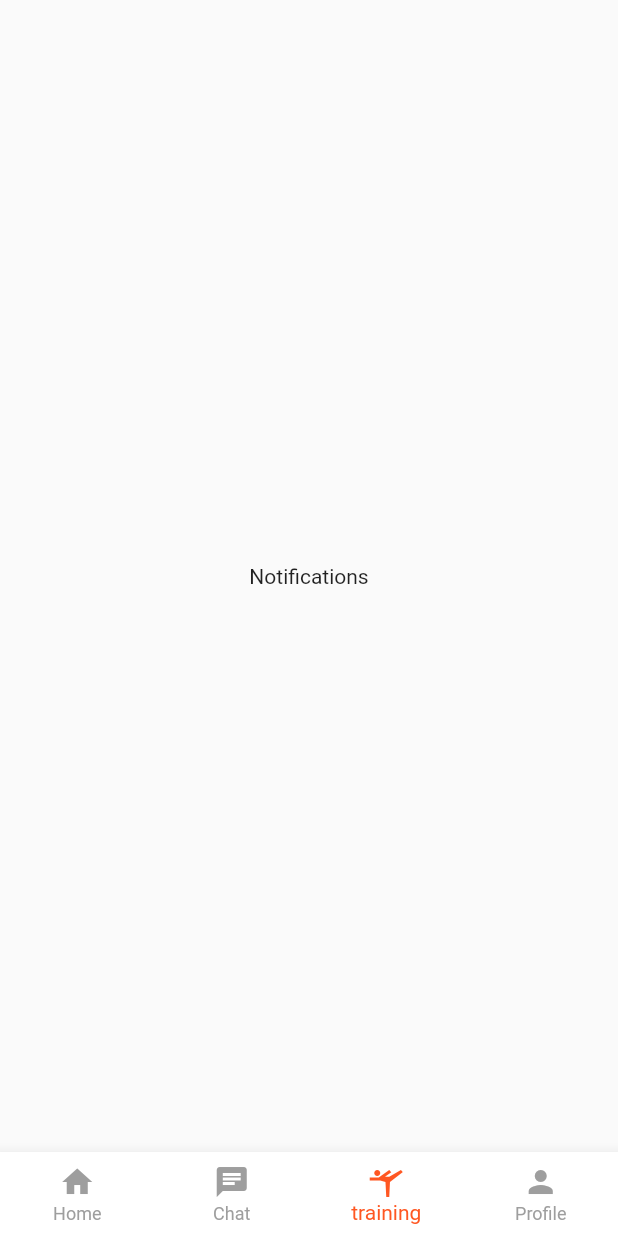
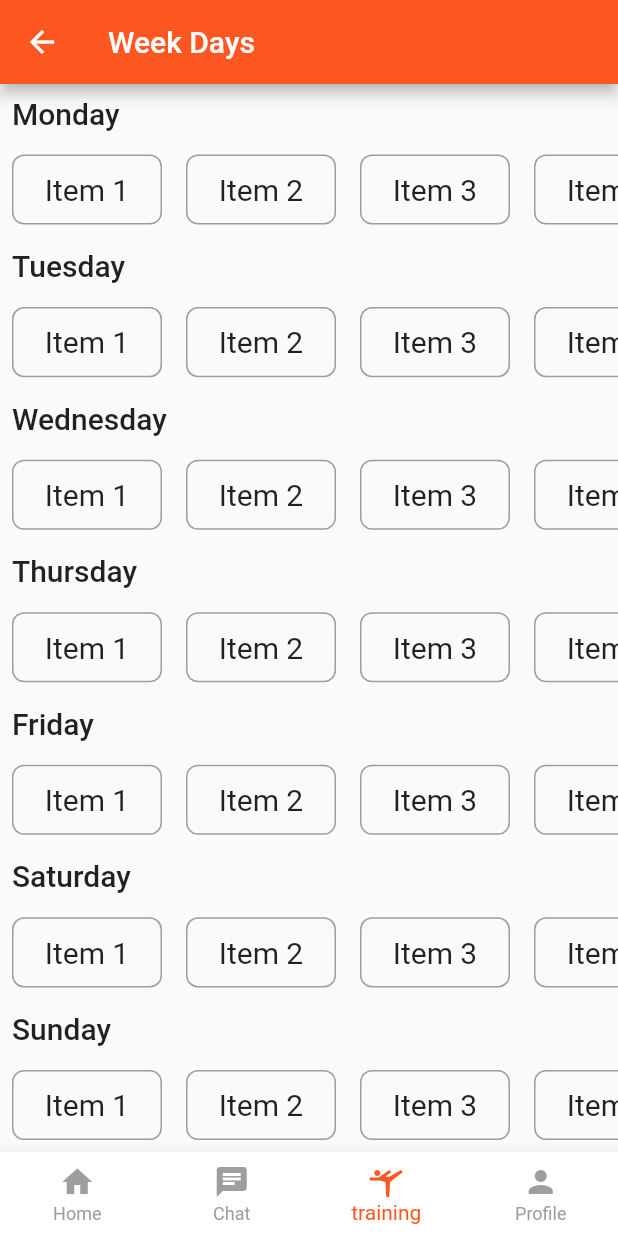
Before and after one commit to osama200949/gym_coach_frontend, a Flutter app: the CoachHomeScreen screen opened by its route, item 3 of the bottom bar chosen, on a phone screen of 412 x 824 dp. Run offline on Flutter 3.47's test engine with Material 2 defaults, Android fonts, the phone set to English and light mode, and no system bars; our stand-ins replace dio, file_picker, font_awesome_flutter; missing offline and left inert: gender_picker; network calls fail.

Commit message:
training UI

```diff
--- a/lib/main.dart
+++ b/lib/main.dart
@@ -42,7 +42,7 @@ class MyApp extends StatelessWidget {
       routes: {
         // When navigating to the "/" route, build the FirstScreen widget.
         '/login': (context) => LoginScreen(),
-        '/chat': (context) => ChatPage(),
+        '/chat': (context) => StreamDataWidget(firstParam: '2',secondParam: '3',),
         // '/test': (context) => DropdownButtonApp(),
         // When navigating to the "/second" route, build the SecondScreen widget.
         // '/home': (context) => const MyHomePage(
--- /dev/null
+++ b/lib/models/training.dart
@@ -0,0 +1,32 @@
+import 'package:flutter/material.dart';
+
+class Training {
+  int id;
+  String title;
+  String description;
+  String ?video;
+  bool isCompleted;
+  int coachId;
+  int customerId;
+
+  Training(
+      {this.id = 0,
+      required this.title,
+      required this.description,
+      required this.video,
+      required this.isCompleted,
+      required this.coachId,
+      required this.customerId,
+      });
+
+//   Training.fromJson(Map<String, dynamic> json)
+//       : this(
+//           id: json['id'],
+//           title: json['title'],
+//           description: json['description'],
+//           image: json['image'],
+//         );
+
+//   Map<String, dynamic> toJson() =>
+//       {'id': id, 'title': title, 'description': description, 'image': image};
+// }
--- a/lib/screen/coach_home.dart
+++ b/lib/screen/coach_home.dart
@@ -2,6 +2,7 @@ import 'package:flutter/material.dart';
 import 'package:flutter/src/foundation/key.dart';
 import 'package:flutter/src/widgets/framework.dart';
 import 'package:todo_list/main.dart';
+import 'package:todo_list/screen/coach_training.dart';
 import 'package:todo_list/screen/customer_chat.dart';
 import 'package:todo_list/screen/customer_profile.dart';
 
@@ -19,7 +20,7 @@ class _CoachHomeScreenState extends State<CoachHomeScreen> {
     // MyHomePage(title: "title"),
     // Text('Search'),
     CustomerChatScreen(),
-    Text('Notifications'),
+    CoachTrainingScreen(),
     // Text('Profile'),
     CustomerProfileScreen(),
   ];
--- /dev/null
+++ b/lib/screen/coach_training.dart
@@ -0,0 +1,91 @@
+import 'package:flutter/material.dart';
+
+class CoachTrainingScreen extends StatefulWidget {
+  const CoachTrainingScreen({super.key});
+
+  @override
+  State<CoachTrainingScreen> createState() => _CoachTrainingScreenState();
+}
+
+class _CoachTrainingScreenState extends State<CoachTrainingScreen> {
+  List<Map<String, dynamic>> training = [
+    {
+      "title": "Training title",
+
+    },
+    {
+      "title": "Training title",
+    }
+  ];
+  @override
+  Widget build(BuildContext context) {
+    return Scaffold(
+      appBar: AppBar(
+        title: Text('Week Days'),
+      ),
+      body: Column(
+        children: [
+          for (var i = 0; i < 7; i++)
+            Expanded(
+              child: Column(
+                crossAxisAlignment: CrossAxisAlignment.start,
+                children: [
+                  Padding(
+                    padding: const EdgeInsets.all(8.0),
+                    child: Text(
+                      _getWeekdayName(i),
+                      style: Theme.of(context).textTheme.headline6,
+                    ),
+                  ),
+                  Expanded(
+                    child: ListView.builder(
+                      scrollDirection: Axis.horizontal,
+                      itemCount: 10,
+                      itemBuilder: (context, index) {
+                        return Container(
+                          width: 100,
+                          height: 100,
+                          margin: const EdgeInsets.all(8.0),
+                          decoration: BoxDecoration(
+                            border: Border.all(color: Colors.grey),
+                            borderRadius: BorderRadius.circular(8.0),
+                          ),
+                          child: Center(
+                            child: Text(
+                              'Item ${index + 1}',
+                              style: TextStyle(fontSize: 20),
+                            ),
+                          ),
+                        );
+                      },
+                    ),
+                  ),
+                ],
+              ),
+            ),
+        ],
+      ),
+    );
+  }
+
+  String _getWeekdayName(int index) {
+    switch (index) {
+      case 0:
+        return 'Monday';
+      case 1:
+        return 'Tuesday';
+      case 2:
+        return 'Wednesday';
+      case 3:
+        return 'Thursday';
+      case 4:
+        return 'Friday';
+      case 5:
+        return 'Saturday';
+      case 6:
+        return 'Sunday';
+      default:
+        return '';
+    }
+  }
+}
```
Also changed, not shown: lib/screen/chat.dart (+36 -83 lines).
